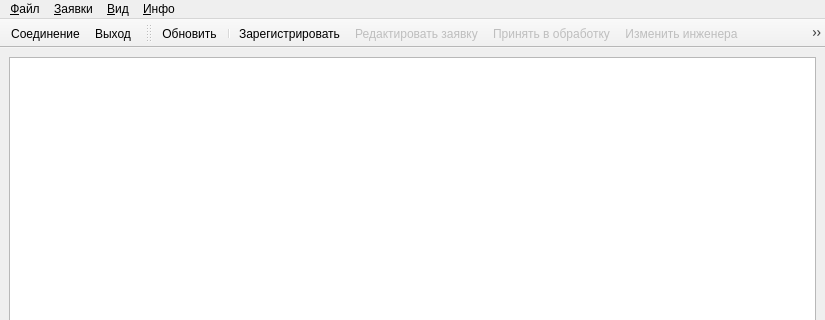
Before: the Qt Designer form Application/ui/mainwindow.ui in VladimirChotiy/sos_orders, drawn with Qt 5; both pictures show x 0 to 825 and y 0 to 320 of the 825 by 603 pixel window.
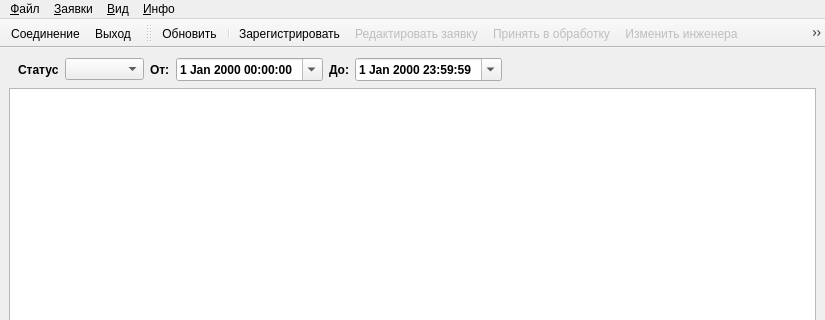
After: the same form once the commit is applied. Icons and pictures are not drawn.

Diff of the .ui file:
```diff
--- a/Application/ui/mainwindow.ui
+++ b/Application/ui/mainwindow.ui
@@ -22,6 +22,107 @@
     <bool>false</bool>
    </property>
    <layout class="QVBoxLayout" name="verticalLayout">
+    <item>
+     <widget class="QWidget" name="filter_Widget" native="true">
+      <property name="font">
+       <font>
+        <pointsize>9</pointsize>
+        <weight>75</weight>
+        <bold>true</bold>
+       </font>
+      </property>
+      <layout class="QHBoxLayout" name="horizontalLayout">
+       <property name="topMargin">
+        <number>1</number>
+       </property>
+       <property name="bottomMargin">
+        <number>1</number>
+       </property>
+       <item>
+        <widget class="QLabel" name="lbl_fStatus">
+         <property name="text">
+          <string>Статус</string>
+         </property>
+         <property name="buddy">
+          <cstring>cb_fStatus</cstring>
+         </property>
+        </widget>
+       </item>
+       <item>
+        <widget class="QComboBox" name="cb_fStatus"/>
+       </item>
+       <item>
+        <widget class="QLabel" name="lbl_fBeginDate">
+         <property name="text">
+          <string>От:</string>
+         </property>
+         <property name="buddy">
+          <cstring>ded_fBeginDate</cstring>
+         </property>
+        </widget>
+       </item>
+       <item>
+        <widget class="QDateTimeEdit" name="ded_fBeginDate">
+         <property name="sizePolicy">
+          <sizepolicy hsizetype="Preferred" vsizetype="Fixed">
+           <horstretch>0</horstretch>
+           <verstretch>0</verstretch>
+          </sizepolicy>
+         </property>
+         <property name="calendarPopup">
+          <bool>true</bool>
+         </property>
+        </widget>
+       </item>
+       <item>
+        <widget class="QLabel" name="lbl_fEndDate">
+         <property name="text">
+          <string>До:</string>
+         </property>
+         <property name="buddy">
+          <cstring>ded_fEndDate</cstring>
+         </property>
+        </widget>
+       </item>
+       <item>
+        <widget class="QDateTimeEdit" name="ded_fEndDate">
+         <property name="sizePolicy">
+          <sizepolicy hsizetype="Preferred" vsizetype="Fixed">
+           <horstretch>0</horstretch>
+           <verstretch>0</verstretch>
+          </sizepolicy>
+         </property>
+         <property name="time">
+          <time>
+           <hour>23</hour>
+           <minute>59</minute>
+           <second>59</second>
+          </time>
+         </property>
+         <property name="calendarPopup">
+          <bool>true</bool>
+         </property>
+        </widget>
+       </item>
+       <item>
+        <spacer name="spacer_Filter">
+         <property name="orientation">
+          <enum>Qt::Horizontal</enum>
+         </property>
+         <property name="sizeType">
+          <enum>QSizePolicy::MinimumExpanding</enum>
+         </property>
+         <property name="sizeHint" stdset="0">
+          <size>
+           <width>40</width>
+           <height>20</height>
+          </size>
+         </property>
+        </spacer>
+       </item>
+      </layout>
+     </widget>
+    </item>
     <item>
      <widget class="QTableView" name="tbl_Requests">
       <property name="font">
```
Left out of the diff: 17 changed lines with no effect on the pictures.
